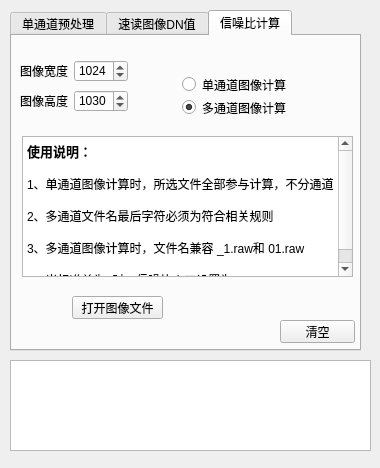
angel263wy/Img_preprocess, file gui.ui: the form before one commit.
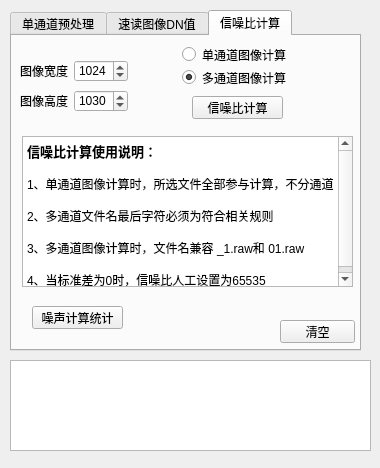
The form after the commit.

Commit message: main.py 信噪比功能增加噪声直方图绘制和数据保存功能 hist.py 注释掉信噪比绘图功能 仅计算噪声直方图

```diff
--- a/gui.ui
+++ b/gui.ui
@@ -705,7 +705,7 @@
        <x>10</x>
        <y>100</y>
        <width>331</width>
-       <height>141</height>
+       <height>151</height>
       </rect>
      </property>
      <property name="html">
@@ -713,7 +713,7 @@
 &lt;html&gt;&lt;head&gt;&lt;meta name=&quot;qrichtext&quot; content=&quot;1&quot; /&gt;&lt;style type=&quot;text/css&quot;&gt;
 p, li { white-space: pre-wrap; }
 &lt;/style&gt;&lt;/head&gt;&lt;body style=&quot; font-family:'SimSun'; font-size:9pt; font-weight:400; font-style:normal;&quot;&gt;
-&lt;p style=&quot; margin-top:0px; margin-bottom:0px; margin-left:0px; margin-right:0px; -qt-block-indent:0; text-indent:0px;&quot;&gt;&lt;span style=&quot; font-size:10pt; font-weight:600;&quot;&gt;使用说明：&lt;/span&gt;&lt;/p&gt;
+&lt;p style=&quot; margin-top:0px; margin-bottom:0px; margin-left:0px; margin-right:0px; -qt-block-indent:0; text-indent:0px;&quot;&gt;&lt;span style=&quot; font-size:10pt; font-weight:600;&quot;&gt;信噪比计算使用说明：&lt;/span&gt;&lt;/p&gt;
 &lt;p style=&quot;-qt-paragraph-type:empty; margin-top:0px; margin-bottom:0px; margin-left:0px; margin-right:0px; -qt-block-indent:0; text-indent:0px;&quot;&gt;&lt;br /&gt;&lt;/p&gt;
 &lt;p style=&quot; margin-top:0px; margin-bottom:0px; margin-left:0px; margin-right:0px; -qt-block-indent:0; text-indent:0px;&quot;&gt;1、单通道图像计算时，所选文件全部参与计算，不分通道&lt;/p&gt;
 &lt;p style=&quot;-qt-paragraph-type:empty; margin-top:0px; margin-bottom:0px; margin-left:0px; margin-right:0px; -qt-block-indent:0; text-indent:0px;&quot;&gt;&lt;br /&gt;&lt;/p&gt;
@@ -727,21 +727,21 @@
     <widget class="QPushButton" name="pushButton_snr_open">
      <property name="geometry">
       <rect>
-       <x>60</x>
-       <y>260</y>
+       <x>180</x>
+       <y>60</y>
        <width>91</width>
        <height>23</height>
       </rect>
      </property>
      <property name="text">
-      <string>打开图像文件</string>
+      <string>信噪比计算</string>
      </property>
     </widget>
     <widget class="QWidget" name="layoutWidget">
      <property name="geometry">
       <rect>
        <x>170</x>
-       <y>40</y>
+       <y>10</y>
        <width>109</width>
        <height>40</height>
       </rect>
@@ -769,6 +769,19 @@
       </item>
      </layout>
     </widget>
+    <widget class="QPushButton" name="pushButton_noise_std_open">
+     <property name="geometry">
+      <rect>
+       <x>20</x>
+       <y>270</y>
+       <width>91</width>
+       <height>23</height>
+      </rect>
+     </property>
+     <property name="text">
+      <string>噪声计算统计</string>
+     </property>
+    </widget>
    </widget>
   </widget>
   <widget class="QPushButton" name="pushButton_log_clear">
```
Left out of the diff: 21 changed lines with no effect on the pictures. The commit also changes 3 other files.
